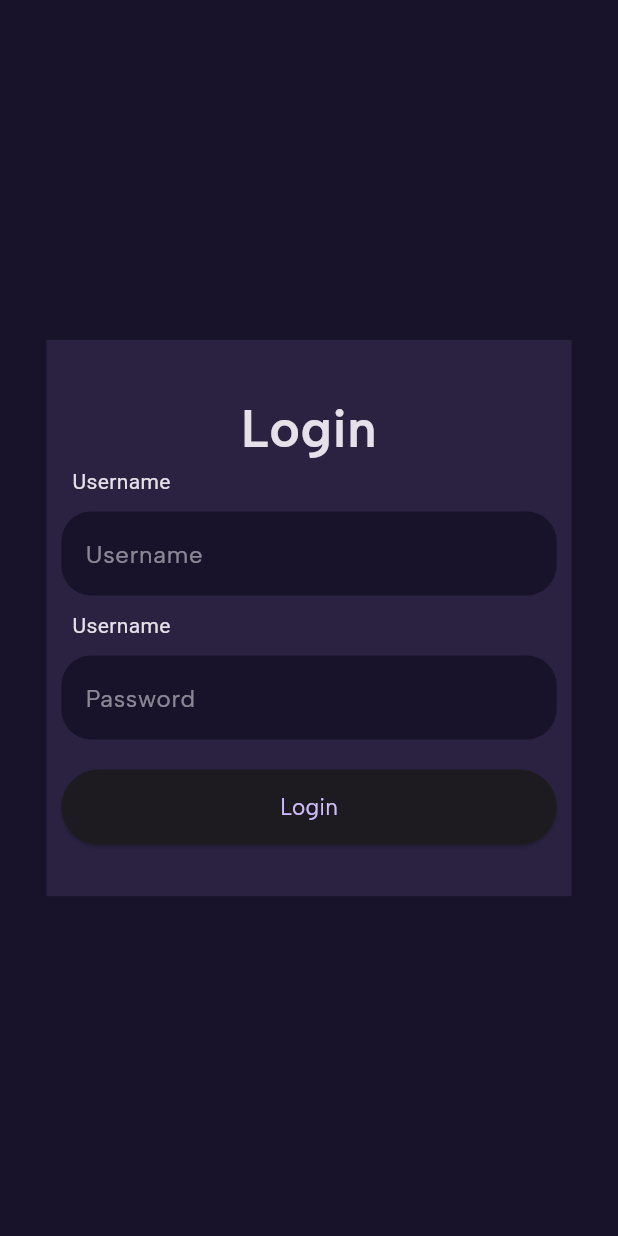
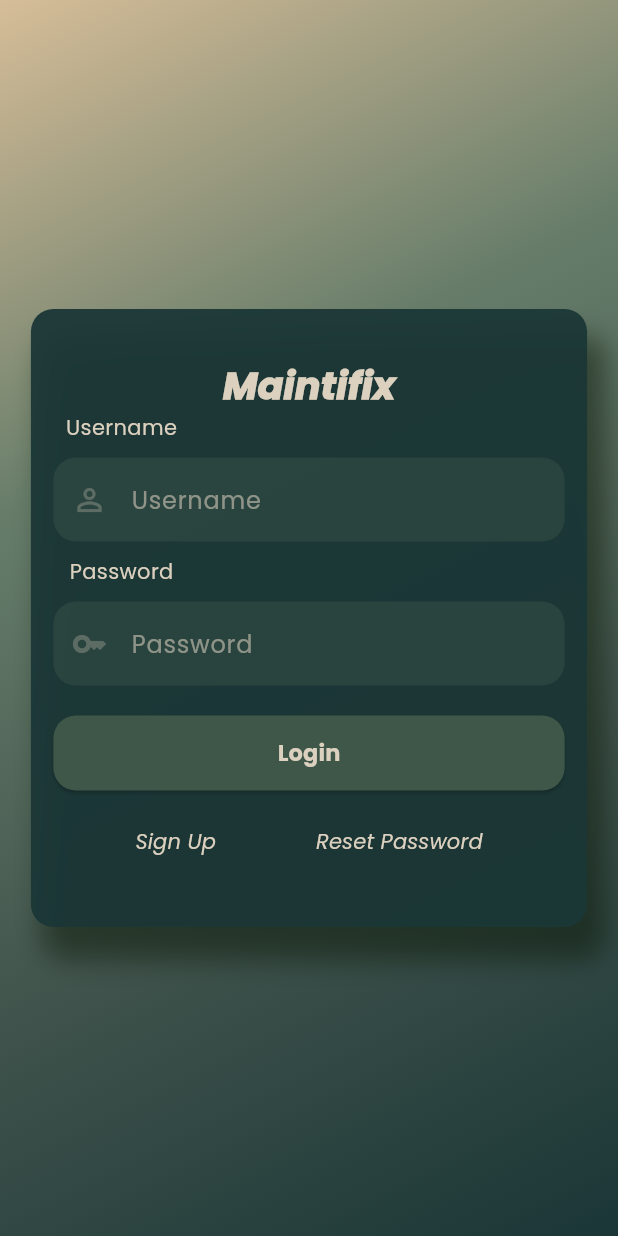
Before and after one commit to devtengry/maintifix, a Flutter app: the screen it shows after launch, on a phone screen of 412 x 824 dp. Run offline on Flutter 3.47's test engine with Material 3 defaults, Android fonts, the phone set to English and light mode, and no system bars; our stand-ins replace google_fonts.

Commit message:
Login screen ui nearly completed and ı started for summary screen ui

```diff
--- /dev/null
+++ b/lib/constants/project_colors.dart
@@ -0,0 +1,34 @@
+import 'package:flutter/material.dart';
+
+class ProjectColors extends Color {
+  static const loginScreenContainerColor = Color.fromARGB(240, 26, 54, 54);
+  static const loginTextFieldColor = Color.fromARGB(46, 103, 125, 106);
+  static const loginScreenTextColor = Color.fromARGB(255, 220, 208, 191);
+  static const buttonColor = Color.fromARGB(255, 63, 87, 72);
+
+  static const summaryAppBarColor = Color.fromARGB(255, 26, 54, 54);
+  static const summaryScreenBackroundColor = Color.fromARGB(255, 64, 83, 76);
+
+  ProjectColors(super.value);
+}
+
+class ProjectGradientColors extends LinearGradient {
+  const ProjectGradientColors({required super.colors});
+
+  static const loginScreenBackroundColor = LinearGradient(
+    colors: [
+      Color(0xFFD6BD98),
+      Color(0xFF677D6A),
+      Color(0xFF40534C),
+      Color(0xFF1A3636)
+    ],
+    begin: Alignment.topLeft,
+    end: Alignment.bottomRight,
+  );
+
+  static const summaryScreenBackroundColor = LinearGradient(
+    colors: [Color(0xFF40534C), Color(0xFF1A3636)],
+    begin: Alignment.topLeft,
+    end: Alignment.bottomRight,
+  );
+}
--- /dev/null
+++ b/lib/constants/project_fonts.dart
@@ -0,0 +1,22 @@
+import 'dart:ui';
+
+import 'package:flutter/widgets.dart';
+import 'package:google_fonts/google_fonts.dart';
+import 'package:maintifix/constants/project_colors.dart';
+
+class ProjectFonts extends GoogleFonts {
+  final headerFont = GoogleFonts.poppins(
+    fontSize: 30,
+    fontWeight: FontWeight.w700,
+    color: ProjectColors.loginScreenTextColor,
+  );
+  final paragraphFont = GoogleFonts.poppins(
+    fontSize: 15,
+    fontWeight: FontWeight.w400,
+  );
+  final buttonFont = GoogleFonts.poppins(
+    fontSize: 15,
+    fontWeight: FontWeight.bold,
+    color: ProjectColors.loginScreenTextColor,
+  );
+}
--- /dev/null
+++ b/lib/constants/project_text_styles.dart
@@ -0,0 +1,26 @@
+import 'package:flutter/material.dart';
+import 'package:google_fonts/google_fonts.dart';
+import 'package:maintifix/constants/project_colors.dart';
+
+class ProjectTextStyle extends GoogleFonts {
+  static var loginHeaderStyle = GoogleFonts.poppins(
+    color: ProjectColors.loginScreenTextColor,
+    fontSize: 25,
+    fontStyle: FontStyle.italic,
+    fontWeight: FontWeight.w900,
+  );
+
+  static var textFiledHeaderStyle = GoogleFonts.poppins(
+    color: ProjectColors.loginScreenTextColor,
+  );
+  static var textFieldHintStyle = GoogleFonts.poppins(
+    color: const Color.fromARGB(146, 220, 208, 191),
+  );
+
+  static var loginTextButtonStlyle = GoogleFonts.poppins(
+    fontStyle: FontStyle.italic,
+    color: ProjectColors.loginScreenTextColor,
+  );
+  static var appBarTextStyle = GoogleFonts.poppins(
+      color: ProjectColors.loginScreenTextColor, fontWeight: FontWeight.bold);
+}
--- a/lib/login_screen.dart
+++ /dev/null
@@ -1,80 +0,0 @@
-import 'package:flutter/material.dart';
-import 'package:google_fonts/google_fonts.dart';
-import 'package:maintifix/project_colors.dart';
-import 'package:maintifix/project_fonts.dart';
-import 'package:maintifix/project_widgets.dart';
-
-class LoginScreen extends StatefulWidget {
-  const LoginScreen({super.key});
-
-  @override
-  State<LoginScreen> createState() => _LoginScreenState();
-}
-
-class _LoginScreenState extends State<LoginScreen> {
-  @override
-  Widget build(BuildContext context) {
-    final screenWidth = MediaQuery.of(context).size.width;
-    final screenHeight = MediaQuery.of(context).size.height;
-
-    return Scaffold(
-      backgroundColor: ProjectColors.loginScreenBackroundColor,
-      body: Center(
-        child: Column(
-          crossAxisAlignment: CrossAxisAlignment.center,
-          mainAxisAlignment: MainAxisAlignment.center,
-          children: [
-            Container(
-              width: screenWidth * 0.85,
-              height: screenHeight * 0.45,
-              padding: const EdgeInsets.only(left: 10, right: 10),
-              color: const Color.fromARGB(136, 57, 48, 83),
-              child: Column(
-                mainAxisAlignment: MainAxisAlignment.center,
-                children: [
-                  Text(
-                    'Login',
-                    style: ProjectFonts().headerFont,
-                    textAlign: TextAlign.center,
-                  ),
-                  Container(
-                    margin: const EdgeInsets.only(right: 250, bottom: 10),
-                    child: const Text(
-                      'Username',
-                      textAlign: TextAlign.start,
-                    ),
-                  ),
-                  TextFieldsStyle().usernameTextField,
-                  Container(
-                    margin:
-                        const EdgeInsets.only(right: 250, bottom: 10, top: 10),
-                    child: const Text(
-                      'Username',
-                      textAlign: TextAlign.start,
-                    ),
-                  ),
-                  TextFieldsStyle().passwordTextField,
-                  Container(
-                    margin: const EdgeInsets.only(top: 20),
-                  ),
-                  SizedBox(
-                    height: 50,
-                    width: 500,
-                    child: ElevatedButton(
-                      style: const ButtonStyle(),
-                      onPressed: () {},
-                      child: Text(
-                        'Login',
-                        style: ProjectFonts().paragraphFont,
-                      ),
-                    ),
-                  )
-                ],
-              ),
-            ),
-          ],
-        ),
-      ),
-    );
-  }
-}
--- a/lib/main.dart
+++ b/lib/main.dart
@@ -1,5 +1,5 @@
 import 'package:flutter/material.dart';
-import 'package:maintifix/login_screen.dart';
+import 'package:maintifix/screens/login_screen.dart';
 
 void main() {
   runApp(const MyApp());
@@ -14,6 +14,7 @@ class MyApp extends StatelessWidget {
       home: const LoginScreen(),
       theme: ThemeData.dark(),
       color: const Color.fromARGB(255, 36, 54, 66),
+      debugShowCheckedModeBanner: false,
     );
   }
 }
--- a/lib/project_colors.dart
+++ /dev/null
@@ -1,9 +0,0 @@
-import 'package:flutter/material.dart';
-
-class ProjectColors extends Color {
-  static const loginScreenBackroundColor = Color.fromARGB(255, 24, 18, 43);
-  static const loginScreenContainerColor = Color.fromARGB(180, 57, 48, 83);
-  static const buttonColor = Color.fromARGB(255, 0, 174, 67);
-
-  ProjectColors(super.value);
-}
--- a/lib/project_fonts.dart
+++ /dev/null
@@ -1,11 +0,0 @@
-import 'dart:ui';
-
-import 'package:flutter/widgets.dart';
-import 'package:google_fonts/google_fonts.dart';
-
-class ProjectFonts extends GoogleFonts {
-  final headerFont =
-      GoogleFonts.albertSans(fontSize: 35, fontWeight: FontWeight.w600);
-  final paragraphFont =
-      GoogleFonts.albertSans(fontSize: 15, fontWeight: FontWeight.w400);
-}
--- a/lib/project_widgets.dart
+++ /dev/null
@@ -1,37 +0,0 @@
-import 'package:flutter/material.dart';
-import 'package:google_fonts/google_fonts.dart';
-
-class TextFieldsStyle extends TextField {
-  final usernameTextField = TextField(
-    decoration: InputDecoration(
-      hintText: 'Username',
-      hintStyle: GoogleFonts.albertSans(
-        color: const Color.fromARGB(127, 255, 255, 255),
-      ),
-      border: const OutlineInputBorder(
-        borderRadius: BorderRadius.all(
-          Radius.circular(20),
-        ),
-        borderSide: BorderSide.none,
-      ),
-      fillColor: const Color.fromARGB(255, 24, 18, 43),
-      filled: true,
-    ),
-  );
-  final passwordTextField = TextField(
-    decoration: InputDecoration(
-      hintText: 'Password',
-      hintStyle: GoogleFonts.albertSans(
-        color: const Color.fromARGB(127, 255, 255, 255),
-      ),
-      border: const OutlineInputBorder(
-        borderRadius: BorderRadius.all(
-          Radius.circular(20),
-        ),
-        borderSide: BorderSide.none,
-      ),
-      fillColor: const Color.fromARGB(255, 24, 18, 43),
-      filled: true,
-    ),
-  );
-}
--- /dev/null
+++ b/lib/screens/login_screen.dart
@@ -0,0 +1,101 @@
+import 'package:flutter/material.dart';
+import 'package:google_fonts/google_fonts.dart';
+import 'package:maintifix/constants/project_colors.dart';
+import 'package:maintifix/constants/project_fonts.dart';
+import 'package:maintifix/constants/project_text_styles.dart';
+import 'package:maintifix/widgets/project_widgets.dart';
+import 'package:maintifix/screens/summary_screen.dart';
+
+class LoginScreen extends StatefulWidget {
+  const LoginScreen({super.key});
+
+  @override
+  State<LoginScreen> createState() => _LoginScreenState();
+}
+
+class _LoginScreenState extends State<LoginScreen> {
+  @override
+  Widget build(BuildContext context) {
+    final screenWidth = MediaQuery.of(context).size.width;
+    final screenHeight = MediaQuery.of(context).size.height;
+
+    return Container(
+      decoration: const BoxDecoration(
+        gradient: ProjectGradientColors.loginScreenBackroundColor,
+      ),
+      child: Scaffold(
+        backgroundColor: Colors.transparent,
+        body: Center(
+          child: Column(
+            crossAxisAlignment: CrossAxisAlignment.center,
+            mainAxisAlignment: MainAxisAlignment.center,
+            children: [
+              Container(
+                decoration: BoxDecoration(
+                  boxShadow: const [
+                    BoxShadow(
+                      color: Color.fromARGB(134, 13, 26, 9),
+                      spreadRadius: 2,
+                      blurRadius: 15,
+                      offset: Offset(10, 20),
+                      blurStyle: BlurStyle.normal,
+                    )
+                  ],
+                  borderRadius: BorderRadius.circular(15),
+                  color: ProjectColors.loginScreenContainerColor,
+                ),
+                width: screenWidth * 0.90,
+                height: screenHeight * 0.50,
+                padding: const EdgeInsets.only(
+                  left: 15,
+                  right: 15,
+                ),
+                child: Column(
+                  mainAxisAlignment: MainAxisAlignment.center,
+                  children: [
+                    Text(
+                      'Maintifix',
+                      style: ProjectTextStyle.loginHeaderStyle,
+                    ),
+                    Container(
+                      margin: const EdgeInsets.only(right: 250, bottom: 10),
+                      child: Text(
+                        'Username',
+                        style: ProjectTextStyle.textFiledHeaderStyle,
+                      ),
+                    ),
+                    TextFieldsStyle().usernameTextField,
+                    Container(
+                      margin: const EdgeInsets.only(
+                          right: 250, bottom: 10, top: 10),
+                      child: Text(
+                        'Password',
+                        style: ProjectTextStyle.textFiledHeaderStyle,
+                      ),
+                    ),
+                    TextFieldsStyle().passwordTextField,
+                    Container(
+                      margin: const EdgeInsets.only(top: 20),
+                    ),
+                    LoginButton(),
+                    const Padding(
+                      padding: EdgeInsets.only(top: 10),
+                    ),
+                    Row(
+                      crossAxisAlignment: CrossAxisAlignment.center,
+                      mainAxisAlignment: MainAxisAlignment.spaceEvenly,
+                      children: [
+                        SignupButton(),
+                        ResetPasswordButton(),
+                      ],
+                    ),
+                  ],
+                ),
+              ),
+            ],
+          ),
+        ),
+      ),
+    );
+  }
+}
--- /dev/null
+++ b/lib/screens/summary_screen.dart
@@ -0,0 +1,33 @@
+import 'package:flutter/material.dart';
+import 'package:maintifix/constants/project_colors.dart';
+import 'package:maintifix/constants/project_text_styles.dart';
+
+class SummaryScreen extends StatefulWidget {
+  const SummaryScreen({super.key});
+
+  @override
+  State<SummaryScreen> createState() => _SummaryScreenState();
+}
+
+class _SummaryScreenState extends State<SummaryScreen> {
+  String appBarText = 'Here it is...';
+  Widget build(BuildContext context) {
+    return Container(
+      decoration: const BoxDecoration(
+        gradient: ProjectGradientColors.summaryScreenBackroundColor,
+      ),
+      child: Scaffold(
+        appBar: AppBar(
+          elevation: 0,
+          title: Text(
+            appBarText,
+            style: ProjectTextStyle.appBarTextStyle,
+          ),
+          backgroundColor: ProjectColors.summaryAppBarColor,
+          toolbarHeight: 100,
+        ),
+        backgroundColor: Colors.transparent,
+      ),
+    );
+  }
+}
--- a/lib/summary_screen.dart
+++ /dev/null
@@ -1,21 +0,0 @@
-import 'package:flutter/material.dart';
-
-class SummaryScreen extends StatefulWidget {
-  const SummaryScreen({super.key});
-
-  @override
-  State<SummaryScreen> createState() => _SummaryScreenState();
-}
-
-class _SummaryScreenState extends State<SummaryScreen> {
-  @override
-  Widget build(BuildContext context) {
-    return Scaffold(
-      appBar: AppBar(
-        backgroundColor: Color.fromARGB(255, 33, 33, 33),
-        toolbarHeight: 100,
-      ),
-      backgroundColor: Color.fromARGB(255, 50, 50, 50),
-    );
-  }
-}
--- /dev/null
+++ b/lib/widgets/project_widgets.dart
@@ -0,0 +1,164 @@
+import 'package:flutter/material.dart';
+import 'package:google_fonts/google_fonts.dart';
+import 'package:maintifix/constants/project_colors.dart';
+import 'package:maintifix/constants/project_fonts.dart';
+import 'package:maintifix/constants/project_text_styles.dart';
+import 'package:maintifix/screens/summary_screen.dart';
+
+class TextFieldsStyle extends TextField {
+  final usernameTextField = TextField(
+    decoration: InputDecoration(
+      hintText: 'Username',
+      hintStyle: ProjectTextStyle.textFieldHintStyle,
+      border: const OutlineInputBorder(
+        borderRadius: BorderRadius.all(
+          Radius.circular(15),
+        ),
+        borderSide: BorderSide.none,
+      ),
+      prefixIcon: const Icon(
+        Icons.person_outline,
+        color: Color.fromARGB(73, 220, 208, 191),
+      ),
+      fillColor: ProjectColors.loginTextFieldColor,
+      filled: true,
+    ),
+  );
+  final passwordTextField = TextField(
+    decoration: InputDecoration(
+      hintText: 'Password',
+      hintStyle: ProjectTextStyle.textFieldHintStyle,
+      border: const OutlineInputBorder(
+        borderRadius: BorderRadius.all(
+          Radius.circular(15),
+        ),
+        borderSide: BorderSide.none,
+      ),
+      prefixIcon: const Icon(
+        Icons.key_outlined,
+        color: Color.fromARGB(73, 220, 208, 191),
+      ),
+      fillColor: ProjectColors.loginTextFieldColor,
+      filled: true,
+    ),
+  );
+}
+
+class LoginButton extends StatelessWidget {
+  @override
+  Widget build(BuildContext context) {
+    return SizedBox(
+      height: 50,
+      width: 500,
+      child: ElevatedButton(
+        style: ButtonStyle(
+          backgroundColor:
+              WidgetStateProperty.all<Color>(ProjectColors.buttonColor),
+          shape: WidgetStateProperty.all<RoundedRectangleBorder>(
+            RoundedRectangleBorder(
+              borderRadius: BorderRadius.circular(15),
+            ),
+          ),
+        ),
+        onPressed: () {
+          Navigator.push(
+            context,
+            MaterialPageRoute(builder: (context) => const SummaryScreen()),
+          );
+        },
+        child: Text(
+          'Login',
+          style: ProjectFonts().buttonFont,
+        ),
+      ),
+    );
+  }
+}
+
+class SignupButton extends StatelessWidget {
+  @override
+  Widget build(BuildContext context) {
+    return TextButton(
+      onPressed: () {
+        showModalBottomSheet(
+          backgroundColor: const Color.fromARGB(255, 103, 144, 129),
+          context: context,
+          isScrollControlled: true,
+          shape: const RoundedRectangleBorder(
+            borderRadius: BorderRadius.vertical(
+              top: Radius.circular(20),
+            ),
+          ),
+          builder: (BuildContext context) {
+            return Padding(
+              padding: const EdgeInsets.all(16.0),
+              child: Column(
+                mainAxisSize: MainAxisSize.min,
+                children: [
+                  TextButton(
+                    onPressed: () {
+                      Navigator.pop(context); // Closes the BottomSheet
+                    },
+                    child: const Text(
+                      'Close',
+                      style:
+                          TextStyle(color: ProjectColors.loginScreenTextColor),
+                    ),
+                  ),
+                ],
+              ),
+            );
+          },
+        );
+      },
+      child: Text(
+        'Sign Up',
+        style: ProjectTextStyle.loginTextButtonStlyle,
+      ),
+    );
+  }
+}
+
+class ResetPasswordButton extends StatelessWidget {
+  @override
+  Widget build(BuildContext context) {
+    return TextButton(
+      onPressed: () {
+        showModalBottomSheet(
+          backgroundColor: const Color.fromARGB(255, 103, 144, 129),
+          context: context,
+          isScrollControlled: true,
+          shape: const RoundedRectangleBorder(
+            borderRadius: BorderRadius.vertical(
+              top: Radius.circular(20),
+            ),
+          ),
+          builder: (BuildContext context) {
+            return Padding(
+              padding: const EdgeInsets.all(16.0),
+              child: Column(
+                mainAxisSize: MainAxisSize.min,
+                children: [
+                  TextButton(
+                    onPressed: () {
+                      Navigator.pop(context); // Closes the BottomSheet
+                    },
+                    child: const Text(
+                      'Close',
+                      style:
+                          TextStyle(color: ProjectColors.loginScreenTextColor),
+                    ),
+                  ),
+                ],
+              ),
+            );
+          },
+        );
+      },
+      child: Text(
+        'Reset Password',
+        style: ProjectTextStyle.loginTextButtonStlyle,
+      ),
+    );
+  }
+}
```
